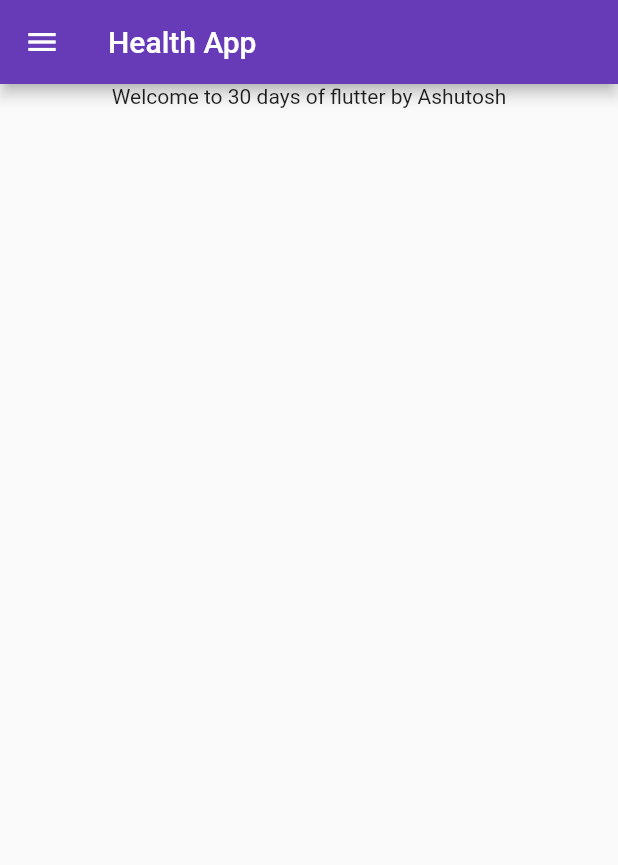
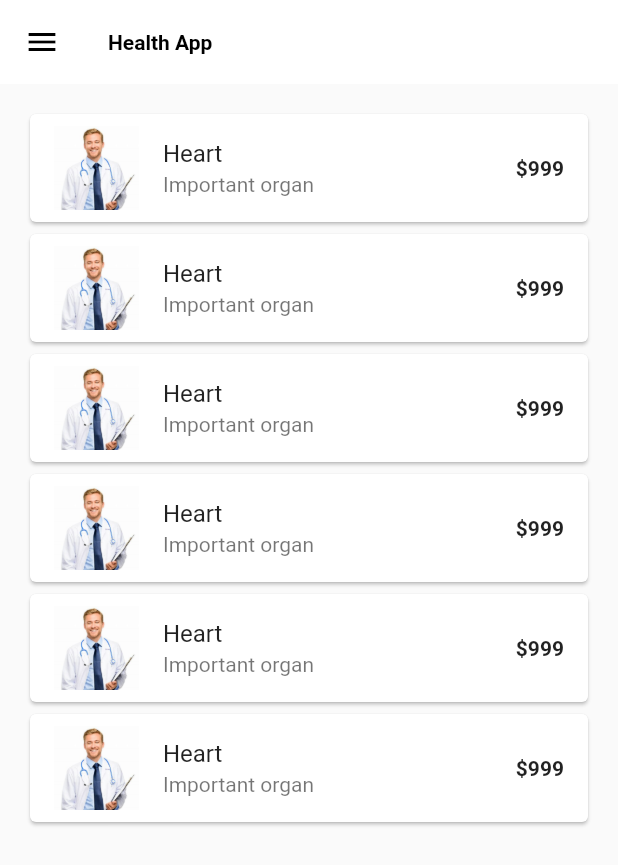
Before and after one commit to Ashutosh2504/flutter_1, a Flutter app: the screen it shows after launch, on a phone screen of 412 x 824 dp. Shown: the top 865 px of the screen. Run offline on Flutter 3.47's test engine with Material 2 defaults, Android fonts, the phone set to English and light mode, and no system bars.

Commit message:
themes, LlistView.builder and Card

```diff
--- a/lib/main.dart
+++ b/lib/main.dart
@@ -2,6 +2,7 @@ import 'package:flutter/material.dart';
 import 'package:flutter_1/pages/home_page.dart';
 import 'package:flutter_1/pages/login_page.dart';
 import 'package:flutter_1/util/routes.dart';
+import 'package:flutter_1/widgets/themes.dart';
 
 void main() {
   runApp(MyApp());
@@ -20,10 +21,14 @@ class MyApp extends StatelessWidget {
 
     return MaterialApp(
       themeMode: ThemeMode.light,
-      darkTheme: ThemeData(primarySwatch: Colors.deepPurple),
-      theme: ThemeData(primarySwatch: Colors.deepPurple),
+
+      darkTheme: MyTheme.darkTheme,
+
+      theme: MyTheme.lightTheme,
+
       // home: HomePage(),
       initialRoute: MyRoutes.homeRoute,
+
       routes: {
         "/": (context) => LoginPage(),
         MyRoutes.loginRoute: (context) => LoginPage(),
--- /dev/null
+++ b/lib/models/catalog.dart
@@ -0,0 +1,28 @@
+class CatalogModel {
+  static final items = [
+    Item(
+        id: 1,
+        name: "Heart",
+        description: "Important organ",
+        price: 999,
+        color: "#fff789",
+        image: "jane do")
+  ];
+}
+
+class Item {
+  final int id;
+  final String name;
+  final String description;
+  final num price;
+  final String color;
+  final String image;
+
+  Item(
+      {required this.id,
+      required this.name,
+      required this.description,
+      required this.price,
+      required this.color,
+      required this.image});
+}
--- a/lib/pages/home_page.dart
+++ b/lib/pages/home_page.dart
@@ -1,5 +1,7 @@
 import 'package:flutter/material.dart';
+import 'package:flutter_1/models/catalog.dart';
 import 'package:flutter_1/widgets/drawer.dart';
+import 'package:flutter_1/widgets/item_widget.dart';
 
 class HomePage extends StatelessWidget {
   final int days = 30;
@@ -8,18 +10,23 @@ class HomePage extends StatelessWidget {
 
   @override
   Widget build(BuildContext context) {
+    final List dummyList = List.generate(6, (index) => CatalogModel.items[0]);
     return Scaffold(
       appBar: AppBar(
-        title: Text('Health App'),
+        title: Text(
+          'Health App',
+        ),
       ),
-      body: Center(
-        child: Column(
-          children: [
-            Container(
-              child: Text('Welcome to $days days of flutter by $name'),
-            ),
-          ],
-        ),
+      body: Padding(
+        padding: const EdgeInsets.all(16.0),
+        child: ListView.builder(
+            itemCount: dummyList.length,
+            itemBuilder: (context, index) {
+              return ItemWidget(
+                item: dummyList[index],
+                key: Key("1"),
+              );
+            }),
       ),
       drawer: MyDrawer(),
     );
--- /dev/null
+++ b/lib/widgets/item_widget.dart
@@ -0,0 +1,26 @@
+import 'package:flutter/material.dart';
+import 'package:flutter_1/models/catalog.dart';
+
+class ItemWidget extends StatelessWidget {
+  final Item item;
+
+  const ItemWidget({required Key key, required this.item}) : super(key: key);
+
+  @override
+  Widget build(BuildContext context) {
+    return Card(
+      child: ListTile(
+        onTap: () {
+          print("${item.name} is pressed");
+        },
+        leading: Image.asset("assets/images/dr2.png"),
+        title: Text(item.name),
+        subtitle: Text(item.description),
+        trailing: Text(
+          "\$${item.price}",
+          style: TextStyle(fontWeight: FontWeight.bold),
+        ),
+      ),
+    );
+  }
+}
--- /dev/null
+++ b/lib/widgets/themes.dart
@@ -0,0 +1,18 @@
+import 'package:flutter/material.dart';
+
+class MyTheme {
+  static ThemeData get lightTheme => ThemeData(
+        primarySwatch: Colors.deepPurple,
+        appBarTheme: AppBarTheme(
+          elevation: 0.0,
+          color: Colors.white,
+          titleTextStyle:
+              TextStyle(color: Colors.black, fontWeight: FontWeight.bold),
+          iconTheme: IconThemeData(color: Colors.black),
+        ),
+      );
+
+  static ThemeData get darkTheme => ThemeData(
+        brightness: Brightness.dark,
+      );
+}
```
Also changed, not shown: assets/images/dr2.png (added).
